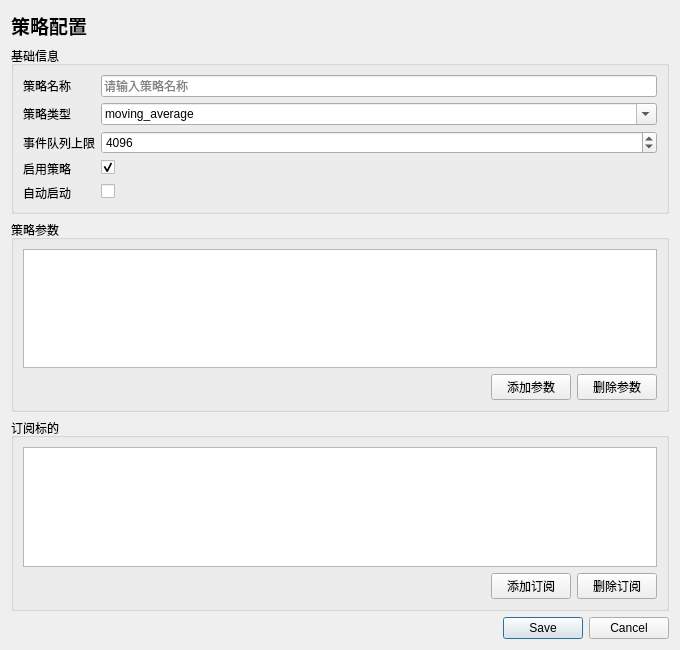
The window that XTrader/components/CStrategyEditDialog.ui (fengwanggangx/XTrader) describes before a commit, drawn with Qt 5.
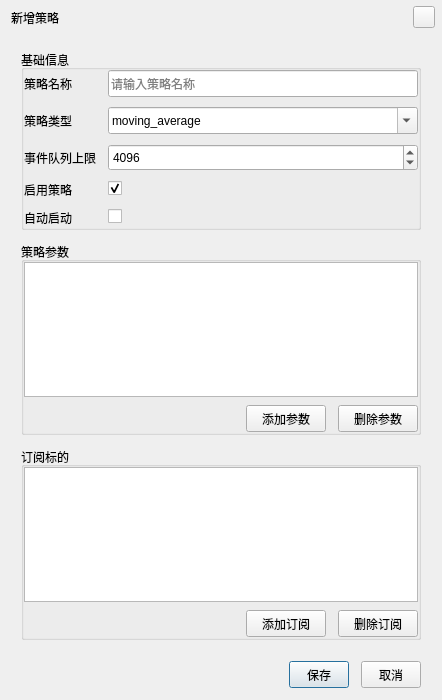
The same window after the commit. Custom widgets are drawn as their Qt base class.

```diff
--- a/XTrader/components/CStrategyEditDialog.ui
+++ b/XTrader/components/CStrategyEditDialog.ui
@@ -1,28 +1,579 @@
 <?xml version="1.0" encoding="UTF-8"?>
 <ui version="4.0">
- <class>CStrategyEditDialogClass</class>
- <widget class="QDialog" name="CStrategyEditDialogClass">
-  <property name="geometry"><rect><x>0</x><y>0</y><width>680</width><height>650</height></rect></property><property name="windowTitle"><string>新增策略</string></property>
-  <layout class="QVBoxLayout" name="rootLayout">
-   <item><widget class="QLabel" name="titleLabel"><property name="font"><font><pointsize>14</pointsize><bold>true</bold></font></property><property name="text"><string>策略配置</string></property></widget></item>
-   <item><widget class="QGroupBox" name="basicGroup"><property name="title"><string>基础信息</string></property><layout class="QFormLayout" name="basicLayout">
-    <item row="0" column="0"><widget class="QLabel" name="nameLabel"><property name="text"><string>策略名称</string></property></widget></item><item row="0" column="1"><widget class="QLineEdit" name="nameEdit"><property name="placeholderText"><string>请输入策略名称</string></property></widget></item>
-    <item row="1" column="0"><widget class="QLabel" name="typeLabel"><property name="text"><string>策略类型</string></property></widget></item><item row="1" column="1"><widget class="QComboBox" name="typeCombo"><property name="editable"><bool>true</bool></property><item><property name="text"><string>moving_average</string></property></item></widget></item>
-    <item row="2" column="0"><widget class="QLabel" name="queueLimitLabel"><property name="text"><string>事件队列上限</string></property></widget></item><item row="2" column="1"><widget class="QSpinBox" name="queueLimitSpin"><property name="minimum"><number>100</number></property><property name="maximum"><number>1000000</number></property><property name="value"><number>4096</number></property></widget></item>
-    <item row="3" column="0"><widget class="QLabel" name="enabledLabel"><property name="text"><string>启用策略</string></property></widget></item><item row="3" column="1"><widget class="QCheckBox" name="enabledCheck"><property name="checked"><bool>true</bool></property></widget></item>
-    <item row="4" column="0"><widget class="QLabel" name="autoStartLabel"><property name="text"><string>自动启动</string></property></widget></item><item row="4" column="1"><widget class="QCheckBox" name="autoStartCheck"/></item>
-   </layout></widget></item>
-   <item><widget class="QGroupBox" name="parameterGroup"><property name="title"><string>策略参数</string></property><layout class="QVBoxLayout" name="parameterLayout">
-    <item><widget class="CUITable" name="parameterTable"></widget></item>
-    <item><layout class="QHBoxLayout" name="parameterActionLayout"><item><spacer name="parameterSpacer"><property name="orientation"><enum>Qt::Orientation::Horizontal</enum></property><property name="sizeHint" stdset="0"><size><width>40</width><height>20</height></size></property></spacer></item><item><widget class="QPushButton" name="addParameterButton"><property name="text"><string>添加参数</string></property></widget></item><item><widget class="QPushButton" name="removeParameterButton"><property name="text"><string>删除参数</string></property></widget></item></layout></item>
-   </layout></widget></item>
-   <item><widget class="QGroupBox" name="subscriptionGroup"><property name="title"><string>订阅标的</string></property><layout class="QVBoxLayout" name="subscriptionLayout">
-    <item><widget class="CUITable" name="subscriptionTable"></widget></item>
-    <item><layout class="QHBoxLayout" name="subscriptionActionLayout"><item><spacer name="subscriptionSpacer"><property name="orientation"><enum>Qt::Orientation::Horizontal</enum></property><property name="sizeHint" stdset="0"><size><width>40</width><height>20</height></size></property></spacer></item><item><widget class="QPushButton" name="addSubscriptionButton"><property name="text"><string>添加订阅</string></property></widget></item><item><widget class="QPushButton" name="removeSubscriptionButton"><property name="text"><string>删除订阅</string></property></widget></item></layout></item>
-   </layout></widget></item>
-   <item><widget class="QDialogButtonBox" name="buttonBox"><property name="standardButtons"><set>QDialogButtonBox::StandardButton::Cancel|QDialogButtonBox::StandardButton::Save</set></property></widget></item>
-  </layout>
- </widget>
- <customwidgets><customwidget><class>CUITable</class><extends>QTableView</extends><header>CUITable.h</header></customwidget></customwidgets>
-<resources/><connections/>
+	<class>CStrategyEditDialogClass</class>
+	<widget class="QDialog" name="CStrategyEditDialogClass">
+		<property name="geometry">
+			<rect>
+				<x>0</x>
+				<y>0</y>
+				<width>442</width>
+				<height>700</height>
+			</rect>
+		</property>
+		<property name="windowTitle">
+			<string>新增策略</string>
+		</property>
+		<property name="sizeGripEnabled">
+			<bool>false</bool>
+		</property>
+		<layout class="QVBoxLayout" name="rootLayout">
+			<property name="leftMargin">
+				<number>1</number>
+			</property>
+			<property name="topMargin">
+				<number>1</number>
+			</property>
+			<property name="rightMargin">
+				<number>1</number>
+			</property>
+			<property name="bottomMargin">
+				<number>1</number>
+			</property>
+			<property name="spacing">
+				<number>0</number>
+			</property>
+			<item>
+				<widget class="QFrame" name="titleFrame">
+					<property name="minimumSize">
+						<size>
+							<width>0</width>
+							<height>33</height>
+						</size>
+					</property>
+					<property name="maximumSize">
+						<size>
+							<width>16777215</width>
+							<height>33</height>
+						</size>
+					</property>
+					<layout class="QHBoxLayout" name="titleLayout">
+						<property name="leftMargin">
+							<number>10</number>
+						</property>
+						<property name="topMargin">
+							<number>0</number>
+						</property>
+						<property name="rightMargin">
+							<number>6</number>
+						</property>
+						<property name="bottomMargin">
+							<number>0</number>
+						</property>
+						<item>
+							<widget class="QLabel" name="titleLabel">
+								<property name="text">
+									<string>新增策略</string>
+								</property>
+							</widget>
+						</item>
+						<item>
+							<spacer name="titleSpacer">
+								<property name="orientation">
+									<enum>Qt::Horizontal</enum>
+								</property>
+								<property name="sizeHint" stdset="0">
+									<size>
+										<width>40</width>
+										<height>20</height>
+									</size>
+								</property>
+							</spacer>
+						</item>
+						<item>
+							<widget class="QPushButton" name="closeButton">
+								<property name="accessibleName">
+									<string>关闭</string>
+								</property>
+								<property name="toolTip">
+									<string>关闭</string>
+								</property>
+								<property name="autoDefault">
+									<bool>false</bool>
+								</property>
+								<property name="minimumSize">
+									<size>
+										<width>22</width>
+										<height>22</height>
+									</size>
+								</property>
+								<property name="maximumSize">
+									<size>
+										<width>22</width>
+										<height>22</height>
+									</size>
+								</property>
+							</widget>
+						</item>
+					</layout>
+				</widget>
+			</item>
+			<item>
+				<widget class="QWidget" name="body">
+					<layout class="QVBoxLayout" name="bodyLayout">
+						<property name="leftMargin">
+							<number>20</number>
+						</property>
+						<property name="topMargin">
+							<number>16</number>
+						</property>
+						<property name="rightMargin">
+							<number>20</number>
+						</property>
+						<property name="bottomMargin">
+							<number>8</number>
+						</property>
+						<property name="spacing">
+							<number>12</number>
+						</property>
+						<item>
+							<widget class="QGroupBox" name="basicGroup">
+								<property name="title">
+									<string>基础信息</string>
+								</property>
+								<layout class="QFormLayout" name="basicLayout">
+									<property name="verticalSpacing">
+										<number>10</number>
+									</property>
+									<property name="horizontalSpacing">
+										<number>12</number>
+									</property>
+									<property name="leftMargin">
+										<number>0</number>
+									</property>
+									<property name="topMargin">
+										<number>0</number>
+									</property>
+									<property name="rightMargin">
+										<number>0</number>
+									</property>
+									<property name="bottomMargin">
+										<number>0</number>
+									</property>
+									<property name="fieldGrowthPolicy">
+										<enum>QFormLayout::AllNonFixedFieldsGrow</enum>
+									</property>
+									<item row="0" column="0">
+										<widget class="QLabel" name="nameLabel">
+											<property name="text">
+												<string>策略名称</string>
+											</property>
+										</widget>
+									</item>
+									<item row="0" column="1">
+										<widget class="QLineEdit" name="nameEdit">
+											<property name="placeholderText">
+												<string>请输入策略名称</string>
+											</property>
+											<property name="minimumSize">
+												<size>
+													<width>0</width>
+													<height>27</height>
+												</size>
+											</property>
+											<property name="maximumSize">
+												<size>
+													<width>16777215</width>
+													<height>27</height>
+												</size>
+											</property>
+										</widget>
+									</item>
+									<item row="1" column="0">
+										<widget class="QLabel" name="typeLabel">
+											<property name="text">
+												<string>策略类型</string>
+											</property>
+										</widget>
+									</item>
+									<item row="1" column="1">
+										<widget class="QComboBox" name="typeCombo">
+											<property name="editable">
+												<bool>true</bool>
+											</property>
+											<property name="minimumSize">
+												<size>
+													<width>0</width>
+													<height>27</height>
+												</size>
+											</property>
+											<property name="maximumSize">
+												<size>
+													<width>16777215</width>
+													<height>27</height>
+												</size>
+											</property>
+											<item>
+												<property name="text">
+													<string>moving_average</string>
+												</property>
+											</item>
+										</widget>
+									</item>
+									<item row="2" column="0">
+										<widget class="QLabel" name="queueLimitLabel">
+											<property name="text">
+												<string>事件队列上限</string>
+											</property>
+										</widget>
+									</item>
+									<item row="2" column="1">
+										<widget class="QSpinBox" name="queueLimitSpin">
+											<property name="minimumSize">
+												<size>
+													<width>0</width>
+													<height>27</height>
+												</size>
+											</property>
+											<property name="maximumSize">
+												<size>
+													<width>16777215</width>
+													<height>27</height>
+												</size>
+											</property>
+											<property name="minimum">
+												<number>100</number>
+											</property>
+											<property name="maximum">
+												<number>1000000</number>
+											</property>
+											<property name="value">
+												<number>4096</number>
+											</property>
+										</widget>
+									</item>
+									<item row="3" column="0">
+										<widget class="QLabel" name="enabledLabel">
+											<property name="text">
+												<string>启用策略</string>
+											</property>
+										</widget>
+									</item>
+									<item row="3" column="1">
+										<widget class="QCheckBox" name="enabledCheck">
+											<property name="checked">
+												<bool>true</bool>
+											</property>
+										</widget>
+									</item>
+									<item row="4" column="0">
+										<widget class="QLabel" name="autoStartLabel">
+											<property name="text">
+												<string>自动启动</string>
+											</property>
+										</widget>
+									</item>
+									<item row="4" column="1">
+										<widget class="QCheckBox" name="autoStartCheck" />
+									</item>
+								</layout>
+							</widget>
+						</item>
+						<item>
+							<widget class="QGroupBox" name="parameterGroup">
+								<property name="title">
+									<string>策略参数</string>
+								</property>
+								<layout class="QVBoxLayout" name="parameterLayout">
+									<property name="leftMargin">
+										<number>0</number>
+									</property>
+									<property name="topMargin">
+										<number>0</number>
+									</property>
+									<property name="rightMargin">
+										<number>0</number>
+									</property>
+									<property name="bottomMargin">
+										<number>0</number>
+									</property>
+									<property name="spacing">
+										<number>8</number>
+									</property>
+									<item>
+										<widget class="CUITable" name="parameterTable">
+											<property name="minimumSize">
+												<size>
+													<width>0</width>
+													<height>80</height>
+												</size>
+											</property>
+										</widget>
+									</item>
+									<item>
+										<layout class="QHBoxLayout" name="parameterActionLayout">
+											<property name="spacing">
+												<number>12</number>
+											</property>
+											<item>
+												<spacer name="parameterSpacer">
+													<property name="orientation">
+														<enum>Qt::Horizontal</enum>
+													</property>
+													<property name="sizeHint" stdset="0">
+														<size>
+															<width>40</width>
+															<height>20</height>
+														</size>
+													</property>
+												</spacer>
+											</item>
+											<item>
+												<widget class="QPushButton" name="addParameterButton">
+													<property name="text">
+														<string>添加参数</string>
+													</property>
+													<property name="minimumSize">
+														<size>
+															<width>0</width>
+															<height>27</height>
+														</size>
+													</property>
+													<property name="maximumSize">
+														<size>
+															<width>16777215</width>
+															<height>27</height>
+														</size>
+													</property>
+												</widget>
+											</item>
+											<item>
+												<widget class="QPushButton" name="removeParameterButton">
+													<property name="text">
+														<string>删除参数</string>
+													</property>
+													<property name="minimumSize">
+														<size>
+															<width>0</width>
+															<height>27</height>
+														</size>
+													</property>
+													<property name="maximumSize">
+														<size>
+															<width>16777215</width>
+															<height>27</height>
+														</size>
+													</property>
+												</widget>
+											</item>
+										</layout>
+									</item>
+								</layout>
+							</widget>
+						</item>
+						<item>
+							<widget class="QGroupBox" name="subscriptionGroup">
+								<property name="title">
+									<string>订阅标的</string>
+								</property>
+								<layout class="QVBoxLayout" name="subscriptionLayout">
+									<property name="leftMargin">
+										<number>0</number>
+									</property>
+									<property name="topMargin">
+										<number>0</number>
+									</property>
+									<property name="rightMargin">
+										<number>0</number>
+									</property>
+									<property name="bottomMargin">
+										<number>0</number>
+									</property>
+									<property name="spacing">
+										<number>8</number>
+									</property>
+									<item>
+										<widget class="CUITable" name="subscriptionTable">
+											<property name="minimumSize">
+												<size>
+													<width>0</width>
+													<height>80</height>
+												</size>
+											</property>
+										</widget>
+									</item>
+									<item>
+										<layout class="QHBoxLayout" name="subscriptionActionLayout">
+											<property name="spacing">
+												<number>12</number>
+											</property>
+											<item>
+												<spacer name="subscriptionSpacer">
+													<property name="orientation">
+														<enum>Qt::Horizontal</enum>
+													</property>
+													<property name="sizeHint" stdset="0">
+														<size>
+															<width>40</width>
+															<height>20</height>
+														</size>
+													</property>
+												</spacer>
+											</item>
+											<item>
+												<widget class="QPushButton" name="addSubscriptionButton">
+													<property name="text">
+														<string>添加订阅</string>
+													</property>
+													<property name="minimumSize">
+														<size>
+															<width>0</width>
+															<height>27</height>
+														</size>
+													</property>
+													<property name="maximumSize">
+														<size>
+															<width>16777215</width>
+															<height>27</height>
+														</size>
+													</property>
+												</widget>
+											</item>
+											<item>
+												<widget class="QPushButton" name="removeSubscriptionButton">
+													<property name="text">
+														<string>删除订阅</string>
+													</property>
+													<property name="minimumSize">
+														<size>
+															<width>0</width>
+															<height>27</height>
+														</size>
+													</property>
+													<property name="maximumSize">
+														<size>
+															<width>16777215</width>
+															<height>27</height>
+														</size>
+													</property>
+												</widget>
+											</item>
+										</layout>
+									</item>
+								</layout>
+							</widget>
+						</item>
+					</layout>
+				</widget>
+			</item>
+			<item>
+				<widget class="QFrame" name="divider">
+					<property name="frameShape">
+						<enum>QFrame::NoFrame</enum>
+					</property>
+					<property name="minimumSize">
+						<size>
+							<width>0</width>
+							<height>1</height>
+						</size>
+					</property>
+					<property name="maximumSize">
+						<size>
+							<width>16777215</width>
+							<height>1</height>
+						</size>
+					</property>
+				</widget>
+			</item>
+			<item>
+				<widget class="QWidget" name="footer">
+					<property name="minimumSize">
+						<size>
+							<width>0</width>
+							<height>50</height>
+						</size>
+					</property>
+					<property name="maximumSize">
+						<size>
+							<width>16777215</width>
+							<height>50</height>
+						</size>
+					</property>
+					<layout class="QVBoxLayout" name="footerLayout">
+						<property name="leftMargin">
+							<number>20</number>
+						</property>
+						<property name="topMargin">
+							<number>12</number>
+						</property>
+						<property name="rightMargin">
+							<number>20</number>
+						</property>
+						<property name="bottomMargin">
+							<number>11</number>
+						</property>
+						<item>
+							<layout class="QHBoxLayout" name="buttonLayout">
+								<property name="spacing">
+									<number>12</number>
+								</property>
+								<item>
+									<spacer name="buttonSpacer">
+										<property name="orientation">
+											<enum>Qt::Horizontal</enum>
+										</property>
+										<property name="sizeHint" stdset="0">
+											<size>
+												<width>40</width>
+												<height>20</height>
+											</size>
+										</property>
+									</spacer>
+								</item>
+								<item>
+									<widget class="QPushButton" name="saveButton">
+										<property name="text">
+											<string>保存</string>
+										</property>
+										<property name="default">
+											<bool>true</bool>
+										</property>
+										<property name="minimumSize">
+											<size>
+												<width>60</width>
+												<height>27</height>
+											</size>
+										</property>
+										<property name="maximumSize">
+											<size>
+												<width>60</width>
+												<height>27</height>
+											</size>
+										</property>
+									</widget>
+								</item>
+								<item>
+									<widget class="QPushButton" name="cancelButton">
+										<property name="text">
+											<string>取消</string>
+										</property>
+										<property name="minimumSize">
+											<size>
+												<width>60</width>
+												<height>27</height>
+											</size>
+										</property>
+										<property name="maximumSize">
+											<size>
+												<width>60</width>
+												<height>27</height>
+											</size>
+										</property>
+									</widget>
+								</item>
+							</layout>
+						</item>
+					</layout>
+				</widget>
+			</item>
+		</layout>
+	</widget>
+	<customwidgets>
+		<customwidget>
+			<class>CUITable</class>
+			<extends>QTableView</extends>
+			<header>CUITable.h</header>
+		</customwidget>
+	</customwidgets>
+	<resources />
+	<connections />
 </ui>
```
